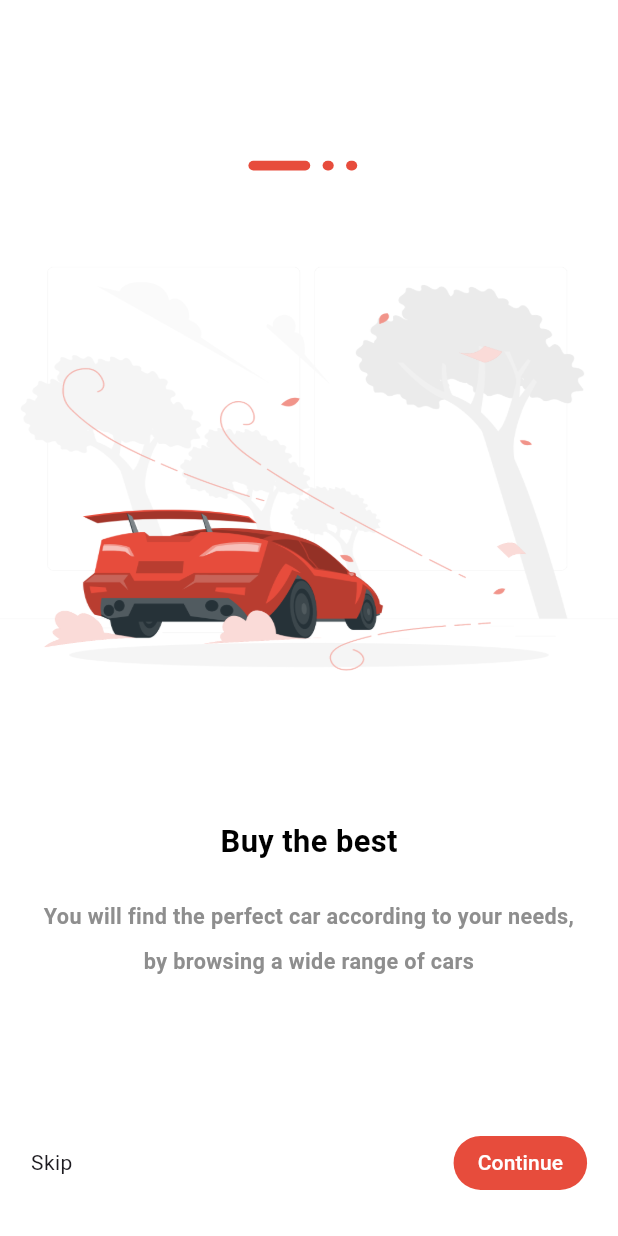
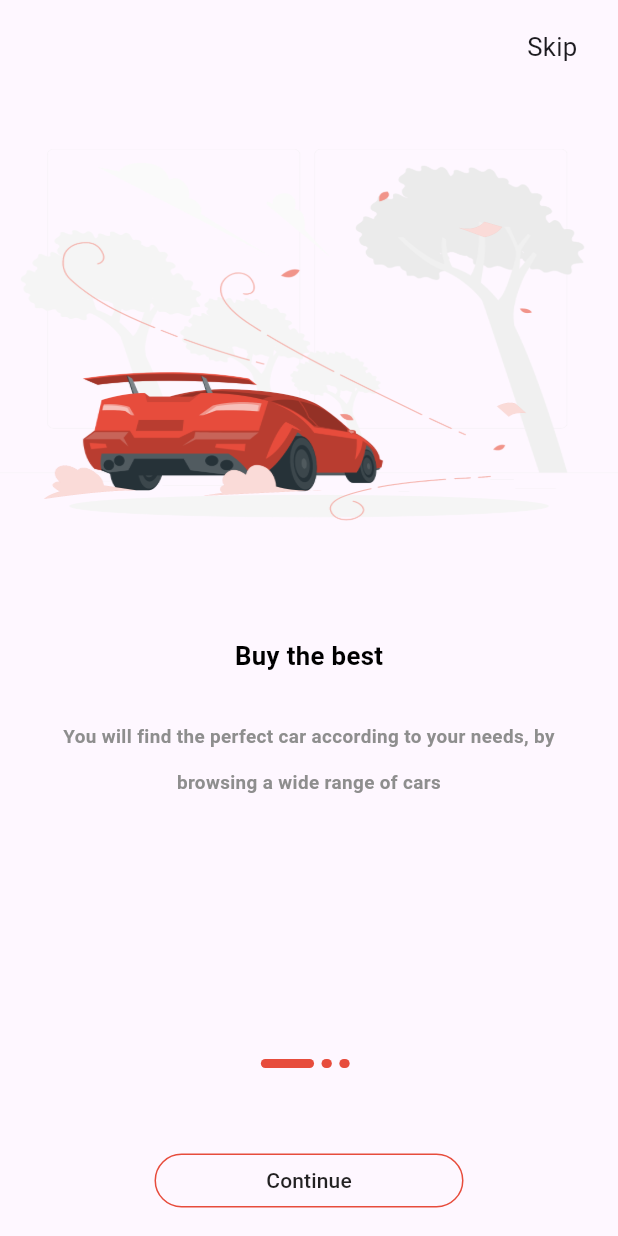
Before and after one commit to abdallh-alnems/sono, a Flutter app: the screen it shows after launch, on a phone screen of 412 x 824 dp. Run offline on Flutter 3.47's test engine with Material 3 defaults, Android fonts, the phone set to English and light mode, and no system bars; our stand-ins replace device_preview, flutter_screenutil, get, get_storage.

Commit message:
edit onboarding

```diff
--- a/lib/core/constant/color.dart
+++ b/lib/core/constant/color.dart
@@ -5,10 +5,7 @@ class AppColor {
   static const Color black = Color(0xff000000);
   static const Color disable = Color.fromARGB(255, 198, 195, 195);
   // static Color backGroundIcon = Colors.grey[300];
-     static Color backGroundIcon = Color(0xffE0E0E0);
-
-
-  static const Color buttonText = Colors.white;
+  static Color backGroundIcon = Color(0xffE0E0E0);
 
   static const Color backgroundcolor = Colors.white;
   static const Color primaryColor = Color(0xffe74c3c);
--- a/lib/core/constant/routes/get_page.dart
+++ b/lib/core/constant/routes/get_page.dart
@@ -1,4 +1,5 @@
 import 'package:get/get.dart';
+import '../../../view/screen/bottom_navigation_bar.dart';
 import '../../../view/screen/home_page.dart';
 import '../../../view/screen/onboarding.dart';
 import '../../middleware/my_middleware.dart';
@@ -7,7 +8,7 @@ import 'route.dart';
 List<GetPage<dynamic>>? routes = [
   GetPage(
     name: "/", page: () => const OnBoarding(),
-     middlewares: [MyMiddleWare()]
+   //  middlewares: [MyMiddleWare()]
   ),
-  GetPage(name: AppRoute.home, page: () => const HomePage()),
+  GetPage(name: AppRoute.bottomNavBar, page: () =>  MyBottomNavBar()),
 ];
--- a/lib/core/constant/routes/route.dart
+++ b/lib/core/constant/routes/route.dart
@@ -1,4 +1,7 @@
 class AppRoute {
+    // Home
+  static const String bottomNavBar = "/myBottomNavigationBar";
+
   // static const String login = "/login";
   // static const String onBoarding = "/onboarding";
   // static const String signUp = "/signup";
@@ -9,8 +12,7 @@ class AppRoute {
   // static const String successResetpassword = "/successresetpassword";
   // static const String checkemail = "/checkemail";
   // static const String verfiyCodeSignUp = "/verfiycodesignup";
-  // Home
-  static const String home = "/home";
+
   // static const String items = "/items";
   // static const String productdetails = "/productdetails";
   // static const String myfavroite = "/myfavroite";
--- a/lib/core/middleware/my_middleware.dart
+++ b/lib/core/middleware/my_middleware.dart
@@ -13,7 +13,7 @@ class MyMiddleWare extends GetMiddleware {
   RouteSettings? redirect(String? route) {
 
     if (myServices.getStorage.read("step") == "1") {
-      return const RouteSettings(name: AppRoute.home);
+      return const RouteSettings(name: AppRoute.bottomNavBar);
     }
 
     return null;
--- a/lib/logic/controller/onboarding_controller.dart
+++ b/lib/logic/controller/onboarding_controller.dart
@@ -23,7 +23,7 @@ class OnBoardingControllerImp extends OnBoardingController {
 
     if (currentPage > onBoardingList.length - 1) {
       myServices.getStorage.write("step", "1");
-      Get.offAllNamed(AppRoute.home);
+      Get.offAllNamed(AppRoute.bottomNavBar);
     } else {
       pageController.animateToPage(currentPage,
           duration: const Duration(milliseconds: 900), curve: Curves.easeInOut);
@@ -33,7 +33,7 @@ class OnBoardingControllerImp extends OnBoardingController {
   @override
   skip() {
     myServices.getStorage.write("step", "1");
-    Get.offAllNamed(AppRoute.home);
+    Get.offAllNamed(AppRoute.bottomNavBar);
   }
 
   @override
--- a/lib/main.dart
+++ b/lib/main.dart
@@ -1,5 +1,7 @@
+import 'package:device_preview/device_preview.dart';
 import 'package:flutter/material.dart';
 import 'package:flutter/services.dart';
+import 'package:flutter_screenutil/flutter_screenutil.dart';
 import 'package:get/get.dart';
 import 'core/constant/color.dart';
 import 'core/constant/routes/get_page.dart';
@@ -9,7 +11,6 @@
 import 'logic/bindings/initial_bindings.dart';
 
 void main() async {
-
   WidgetsFlutterBinding.ensureInitialized();
 
   await initialServices();
@@ -18,7 +19,11 @@
     statusBarColor: AppColor.backgroundcolor,
     statusBarIconBrightness: Brightness.dark,
   ));
-  runApp(const MyApp());
+  runApp(
+    DevicePreview(
+      builder: (context) => MyApp(),
+    ),
+  );
 }
 
 class MyApp extends StatelessWidget {
@@ -28,12 +33,19 @@
   Widget build(BuildContext context) {
     LocaleController controller = Get.put(LocaleController());
 
+    return ScreenUtilInit(
+        designSize: const Size(360, 690),
+        minTextAdapt: true,
+        splitScreenMode: true,
+        builder: (_, child) {
           return GetMaterialApp(
+            builder: DevicePreview.appBuilder,
             initialBinding: InitialBindings(),
             debugShowCheckedModeBanner: false,
             translations: MyTranslation(),
             locale: controller.language,
             getPages: routes,
           );
+        });
   }
 }
--- a/lib/view/screen/home_page.dart
+++ b/lib/view/screen/home_page.dart
@@ -1,4 +1,3 @@
-import 'package:dot_navigation_bar/dot_navigation_bar.dart';
 import 'package:flutter/material.dart';
 import '../../core/constant/color.dart';
 import '../widget/home_page/custom_appbar.dart';
@@ -8,9 +7,6 @@ class HomePage extends StatelessWidget {
 
   @override
   Widget build(BuildContext context) {
-    return Scaffold(
-        body: SafeArea(child: CustomAppBar()),
-        // extendBody: true,
-        bottomNavigationBar: BottomNavigationBar(items: [],));
+    return SafeArea(child: CustomAppBar());
   }
 }
--- a/lib/view/screen/onboarding.dart
+++ b/lib/view/screen/onboarding.dart
@@ -6,6 +6,7 @@ import '../../logic/controller/onboarding_controller.dart';
 import '../widget/onboarding/custom_button.dart';
 import '../widget/onboarding/custom_slider.dart';
 import '../widget/onboarding/dot_controller.dart';
+import '../widget/onboarding/skip_button.dart';
 
 class OnBoarding extends StatelessWidget {
   const OnBoarding({Key? key}) : super(key: key);
@@ -14,14 +15,16 @@ class OnBoarding extends StatelessWidget {
   Widget build(BuildContext context) {
     Get.put(OnBoardingControllerImp());
     return Scaffold(
-      backgroundColor: AppColor.backgroundcolor,
-      body: Column(children: [
-        CustomDotControllerOnBoarding(),
-        Expanded(
-          child: CustomSliderOnBoarding(),
-        ),
-        CustomButtonOnBoarding(),
-      ]),
+      body: SafeArea(
+        child: Column(crossAxisAlignment: CrossAxisAlignment.end, children: [
+          SkipButton(),
+          Expanded(
+            child: CustomSliderOnBoarding(),
+          ),
+          CustomDotControllerOnBoarding(),
+          CustomButtonOnBoarding(),
+        ]),
+      ),
     );
   }
 }
--- a/lib/view/widget/onboarding/custom_button.dart
+++ b/lib/view/widget/onboarding/custom_button.dart
@@ -1,4 +1,5 @@
 import 'package:flutter/material.dart';
+import 'package:flutter_screenutil/flutter_screenutil.dart';
 import 'package:get/get.dart';
 import '../../../core/constant/color.dart';
 import '../../../logic/controller/onboarding_controller.dart';
@@ -10,40 +11,23 @@ class CustomButtonOnBoarding extends GetView<OnBoardingControllerImp> {
     return GetBuilder<OnBoardingControllerImp>(builder: (_) {
       return Padding(
         padding: EdgeInsets.only(
-            bottom: Get.width * 0.06,
-            right: Get.width * 0.05,
-            left: Get.width * 0.05,
+          bottom: 13,
         ),
-          child: Row(
-            mainAxisAlignment: MainAxisAlignment.spaceBetween,
-            children: [
-              controller.currentPage == 2
-                  ? Text(
-                      '9'.tr,
-                      style: TextStyle(color: AppColor.disable),
-                    )
-                  : GestureDetector(
-                      onTap: () {
-                        controller.skip();
-                      },
-                      child: Text(
-                        '9'.tr,
-                      )),
-              MaterialButton(
+        child: Center(
+          child: MaterialButton(
               shape: RoundedRectangleBorder(
                 borderRadius: BorderRadius.circular(20),
+                side: BorderSide(
+                  color: AppColor.primaryColor,
                 ),
-                  elevation: 0,
-                  textColor: AppColor.buttonText,
+              ),
+              minWidth: MediaQuery.of(context).size.width * 0.5,
               onPressed: () {
                 controller.next();
               },
-                  color: AppColor.primaryColor,
-                  child: controller.currentPage == 2
-                      ? Text('8'.tr)
-                      : Text("7".tr)),
-            ],
-          ));
+              child: controller.currentPage != 2 ? Text("7".tr) : Text('8'.tr)),
+        ),
+      );
     });
   }
 }
--- a/lib/view/widget/onboarding/custom_slider.dart
+++ b/lib/view/widget/onboarding/custom_slider.dart
@@ -1,4 +1,5 @@
 import 'package:flutter/material.dart';
+import 'package:flutter_screenutil/flutter_screenutil.dart';
 import 'package:get/get.dart';
 import '../../../core/constant/color.dart';
 import '../../../data/data_source/static/onboarding_static.dart';
@@ -9,6 +10,9 @@ class CustomSliderOnBoarding extends GetView<OnBoardingControllerImp> {
 
   @override
   Widget build(BuildContext context) {
+    double screenWidth = MediaQuery.of(context).size.width;
+    double screenHeight = MediaQuery.of(context).size.height;
+
     return PageView.builder(
         controller: controller.pageController,
         onPageChanged: (val) {
@@ -17,40 +21,33 @@ class CustomSliderOnBoarding extends GetView<OnBoardingControllerImp> {
         itemCount: onBoardingList.length,
         itemBuilder: (context, i) => Column(
               children: [
-                Container(
-                  padding: EdgeInsets.only(
-                    top: Get.height * 0.03,
-                  ),
-                  child: Image.asset(
-                    onBoardingList[i].image!,
-                    height: Get.height / 2.3,
-                    width: Get.height * 0.8,
-                    fit: BoxFit.fill,
-                  ),
+                Image.asset(
+                  onBoardingList[i].image!,
+                  width: screenWidth,
+                  height: screenHeight * .4,
+                  fit: BoxFit.fill,
                 ),
                 SizedBox(
-                  height: Get.height * 0.06,
+                  height: screenHeight * .04,
                 ),
                 Text(onBoardingList[i].title!,
                     style: TextStyle(
                         fontWeight: FontWeight.bold,
-                        fontSize: Get.width * 0.05,
+                        fontSize: 15.sp,
                         color: AppColor.black)),
                 SizedBox(
-                  height: Get.width * 0.05,
+                  height: screenHeight * .03,
                 ),
-                Container(
-                    padding: EdgeInsets.symmetric(horizontal: Get.width * 0.07),
-                    width: double.infinity,
-                    alignment: Alignment.center,
+                Padding(
+                    padding: EdgeInsets.symmetric(horizontal: 15),
                     child: Text(
                       onBoardingList[i].body!,
                       textAlign: TextAlign.center,
                       style: TextStyle(
-                        height: Get.height * 0.0025,
+                        height: screenHeight * .003,
                         color: AppColor.textColor,
                         fontWeight: FontWeight.bold,
-                        fontSize: Get.width * 0.035,
+                        fontSize: 11.sp,
                       ),
                     )),
               ],
--- a/lib/view/widget/onboarding/dot_controller.dart
+++ b/lib/view/widget/onboarding/dot_controller.dart
@@ -1,4 +1,5 @@
 import 'package:flutter/material.dart';
+import 'package:flutter_screenutil/flutter_screenutil.dart';
 import 'package:get/get.dart';
 import '../../../core/constant/color.dart';
 import '../../../data/data_source/static/onboarding_static.dart';
@@ -9,25 +10,23 @@ class CustomDotControllerOnBoarding extends StatelessWidget {
 
   @override
   Widget build(BuildContext context) {
+
     return GetBuilder<OnBoardingControllerImp>(
         builder: (controller) => Padding(
-            padding: EdgeInsets.only(top: Get.height * 0.13),
+            padding: EdgeInsets.only(bottom: 51),
             child: Row(
               mainAxisAlignment: MainAxisAlignment.center,
               children: [
                 ...List.generate(
                     onBoardingList.length,
                     (index) => AnimatedContainer(
-                          margin: EdgeInsets.only(right: Get.width * 0.02),
+                          margin: EdgeInsets.only(right: 5),
                           duration: const Duration(milliseconds: 550),
-                          width: controller.currentPage == index
-                              ? Get.width * 0.1
-                              : Get.width * 0.018,
-                          height: Get.height * 0.008,
+                          width: controller.currentPage == index ? 31.w : 6.w,
+                          height: 5.h,
                           decoration: BoxDecoration(
                             color: AppColor.primaryColor,
-                            borderRadius:
-                                BorderRadius.circular(Get.width * 0.01),
+                            borderRadius: BorderRadius.circular(15),
                           ),
                         ))
               ],
--- /dev/null
+++ b/lib/view/widget/onboarding/skip_button.dart
@@ -0,0 +1,26 @@
+import 'package:flutter/material.dart';
+import 'package:flutter_screenutil/flutter_screenutil.dart';
+import 'package:get/get.dart';
+import '../../../logic/controller/onboarding_controller.dart';
+
+class SkipButton extends GetView<OnBoardingControllerImp> {
+  const SkipButton({super.key});
+
+  @override
+  Widget build(BuildContext context) {
+    return GetBuilder<OnBoardingControllerImp>(builder: (controller) {
+      return Padding(
+          padding: const EdgeInsets.symmetric(horizontal: 27, vertical: 19),
+          child: controller.currentPage != 2
+              ? GestureDetector(
+                  onTap: () {
+                    controller.skip();
+                  },
+                  child: Text(
+                    '9'.tr,
+                    style: TextStyle(fontSize: 15.sp),
+                  ))
+              : null);
+    });
+  }
+}
--- a/pubspec.yaml
+++ b/pubspec.yaml
@@ -29,9 +29,10 @@ environment:
 # versions available, run `flutter pub outdated`.
 dependencies:
   cupertino_icons: ^1.0.2
-  dot_navigation_bar: ^1.0.2
+  device_preview: ^1.1.0
   flutter:
     sdk: flutter
+  flutter_screenutil: ^5.9.0
   get: ^4.6.6
   get_storage: ^2.1.1
 
```
Also changed, not shown: lib/logic/controller/bottom_navigation_bar_controller.dart (added, +34 -0 lines), lib/view/screen/account.dart (added, +10 -0 lines), lib/view/screen/advertisements.dart (added, +10 -0 lines), lib/view/screen/bottom_navigation_bar.dart (added, +148 -0 lines), lib/view/screen/chats.dart (added, +10 -0 lines), pubspec.lock, 1 other file. Lines whose indentation alone changed are shown as unchanged.
